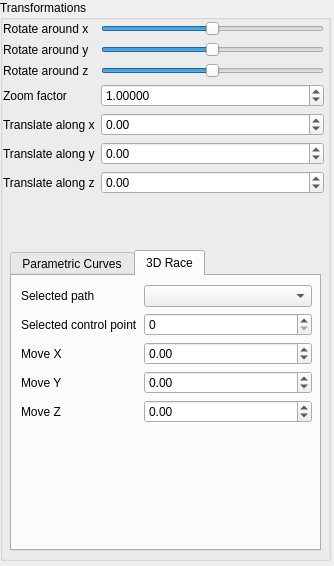
Moenish/II_II-CAGD, file Labor/GUI/SideWidget.ui: the form before one commit.
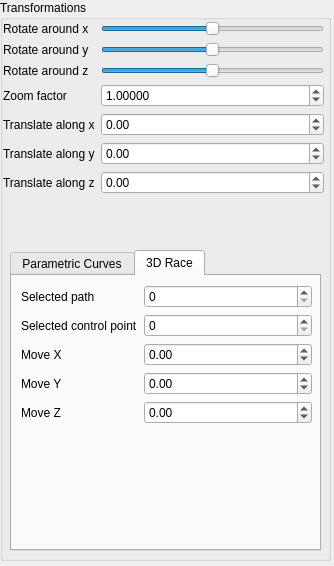
The form after the commit. The open tabs and pages were chosen to show the change.

The edit to the form file:
```diff
--- a/Labor/GUI/SideWidget.ui
+++ b/Labor/GUI/SideWidget.ui
@@ -371,13 +371,6 @@
          </property>
         </widget>
        </item>
-       <item row="0" column="1">
-        <widget class="QComboBox" name="race_pathSelector">
-         <property name="maxCount">
-          <number>10</number>
-         </property>
-        </widget>
-       </item>
        <item row="1" column="0">
         <widget class="QLabel" name="race_label_12">
          <property name="text">
@@ -464,6 +457,13 @@
          </property>
         </widget>
        </item>
+       <item row="0" column="1">
+        <widget class="QSpinBox" name="race_pathSelector">
+         <property name="maximum">
+          <number>4</number>
+         </property>
+        </widget>
+       </item>
       </layout>
      </widget>
     </widget>
```
